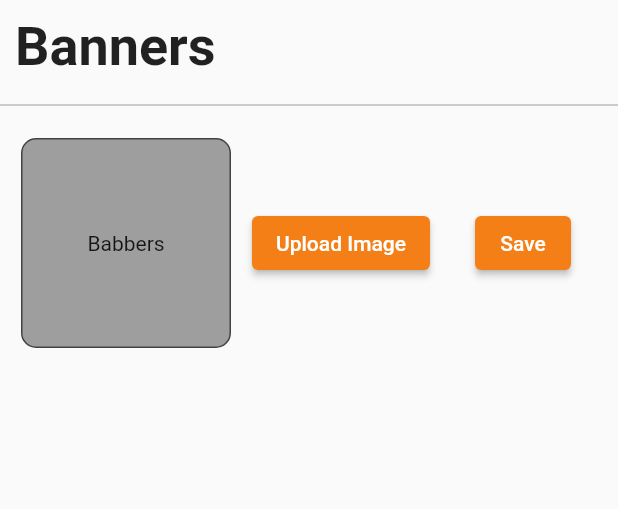
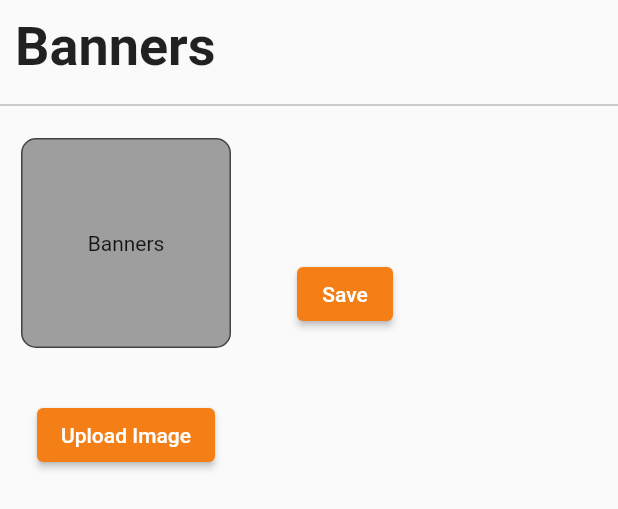
Before and after one commit to MohamedAhmedSD/multi_vendor_admain_panel, a Flutter app: the UploadScreen widget shown alone on an empty page, opened directly, on a phone screen of 412 x 824 dp. Shown: the top 509 px of the screen. Run offline on Flutter 3.47's test engine with Material 2 defaults, Android fonts, the phone set to English and light mode, and no system bars; our stand-ins replace firebase_core; missing offline and left inert: flutter_admin_scaffold; accounts and stored records are empty.

Commit message:
[banners buttons]

```diff
--- a/lib/views/screens/side_bar_screens/upload_banners_screens.dart
+++ b/lib/views/screens/side_bar_screens/upload_banners_screens.dart
@@ -24,6 +24,8 @@ class UploadScreen extends StatelessWidget {
           ),
           Row(
             children: [
+              Column(
+                children: [
                   Padding(
                     padding: const EdgeInsets.all(14.0),
                     child: Container(
@@ -35,7 +37,7 @@ class UploadScreen extends StatelessWidget {
                         borderRadius: BorderRadius.circular(10),
                       ),
                       child: Center(
-                    child: Text("Babbers"),
+                        child: Text("Banners"),
                       ),
                     ),
                   ),
@@ -47,6 +49,8 @@ class UploadScreen extends StatelessWidget {
                         backgroundColor: Colors.yellow.shade900),
                     onPressed: () {},
                     child: Text("Upload Image"),
+                  ),
+                ],
               ),
               SizedBox(
                 width: 30,
```
Lines whose indentation alone changed are shown as unchanged.
